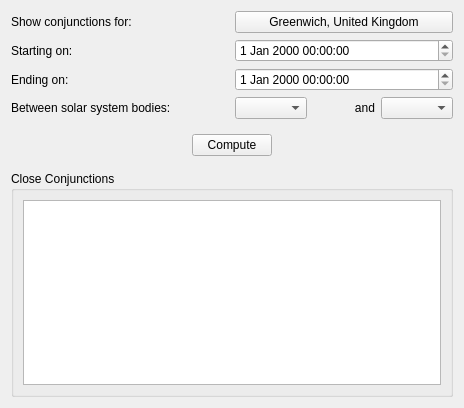
KDE/kstars, file kstars/tools/conjunctions.ui: the form before one commit.
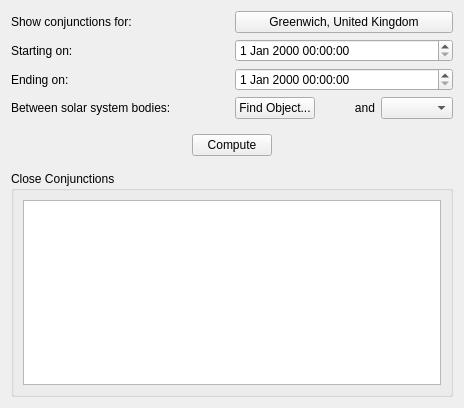
The form after the commit. Custom widgets are drawn as their Qt base class.

Commit message: The Conjunction Tool can now handle Stars and Deep Sky Objects in addition to Planets for one of the two Objects. Comets and Asteroids are still not handled.

What changed in the file:
```diff
--- a/kstars/tools/conjunctions.ui
+++ b/kstars/tools/conjunctions.ui
@@ -48,12 +48,9 @@
      <item row="3" column="1" >
       <layout class="QHBoxLayout" name="horizontalLayout" >
        <item>
-        <widget class="QComboBox" name="Obj1ComboBox" >
-         <property name="sizePolicy" >
-          <sizepolicy vsizetype="Fixed" hsizetype="Preferred" >
-           <horstretch>0</horstretch>
-           <verstretch>0</verstretch>
-          </sizepolicy>
+        <widget class="QPushButton" name="Obj1FindButton" >
+         <property name="text" >
+          <string>Find Object...</string>
          </property>
         </widget>
        </item>
```
Left out of the diff: 30 changed lines with no effect on the pictures. The commit also changes 4 other files.
